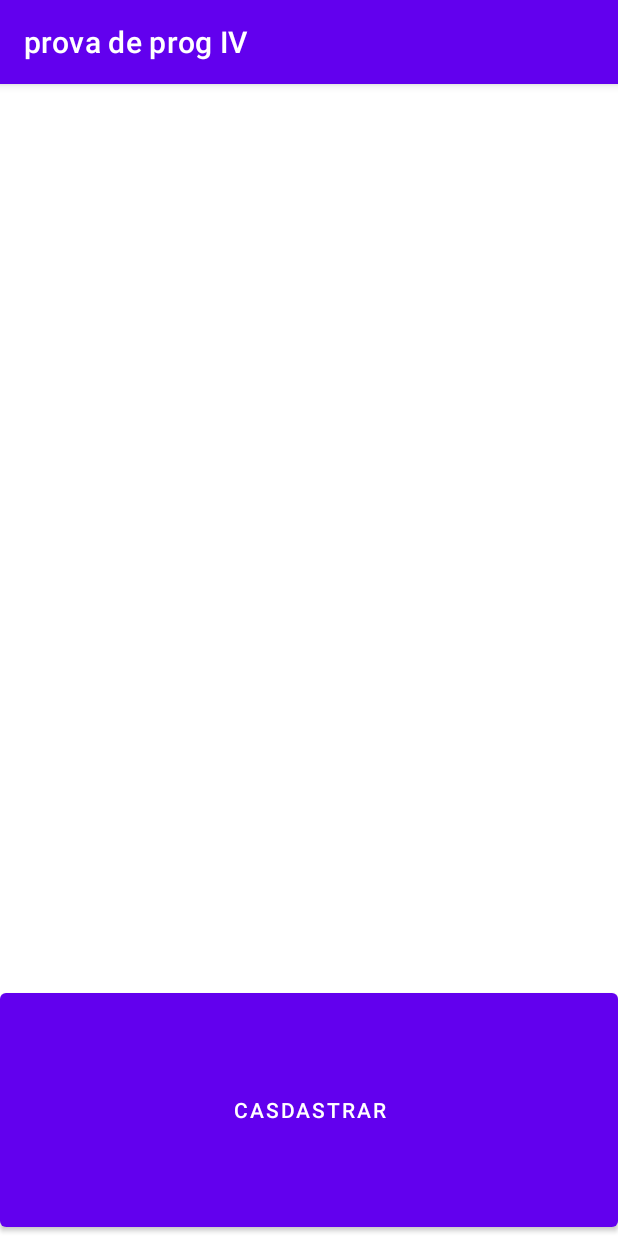
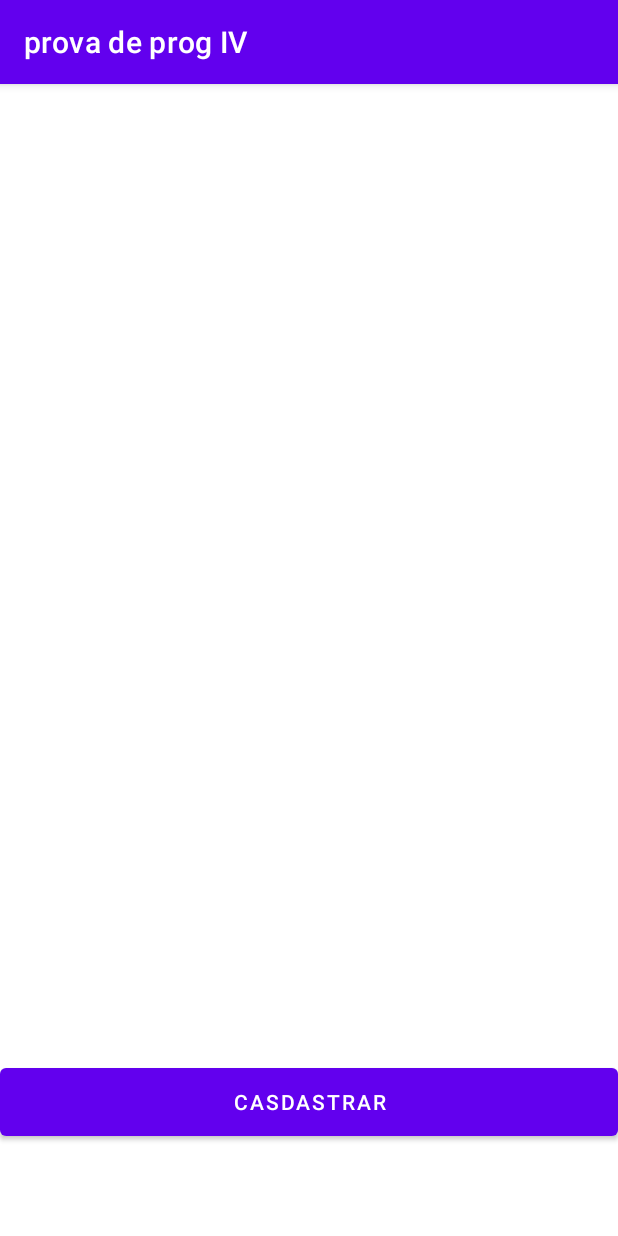
Before and after one commit to vinicius38/prova-de-prog-IV, an Android app: the screen it shows after launch (MainActivity), on a phone screen of 412 x 824 dp. Run offline under Robolectric (Android 15) with nearby library versions, the phone set to English and light mode, and no system bars; 2 statements that could not run were skipped.

Commit message:
Activity .Pacientes no manifest

```diff
--- a/app/src/main/AndroidManifest.xml
+++ b/app/src/main/AndroidManifest.xml
@@ -13,6 +13,8 @@
             android:name=".activity_pacientes"
             android:exported="false" />
         <activity
+            android:name=".Pacientes"/>
+        <activity
             android:name=".MainActivity"
             android:exported="true">
             <intent-filter>
--- a/app/src/main/res/layout/activity_main.xml
+++ b/app/src/main/res/layout/activity_main.xml
@@ -14,14 +14,14 @@
 
         <ListView
             android:layout_width="match_parent"
-            android:layout_height="600dp"
+            android:layout_height="650dp"
             android:id="@+id/listaPacientes">
         </ListView>
 
         <Button
+            android:id="@+id/btnCadastrar"
             android:layout_width="match_parent"
-            android:layout_height="match_parent"
-            android:id="@+id/btnCadastrar"
-            android:text="@string/btnCasdastrar"/>
+            android:layout_height="57dp"
+            android:text="@string/btnCasdastrar" />
     </LinearLayout>
 </androidx.constraintlayout.widget.ConstraintLayout>
```
